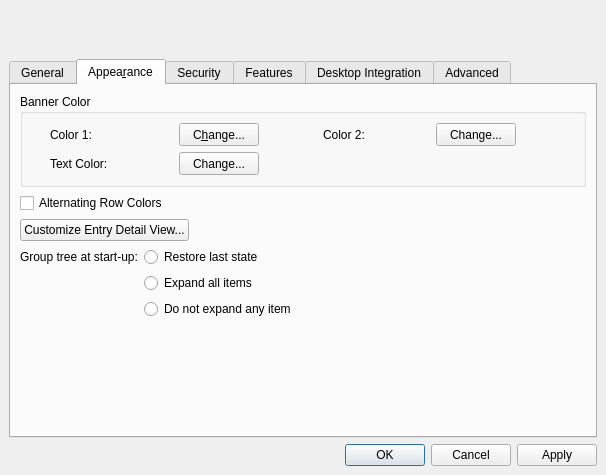
The window that src/forms/SettingsDlg.ui (thooge/keepassx1) describes before a commit, drawn with Qt 5.
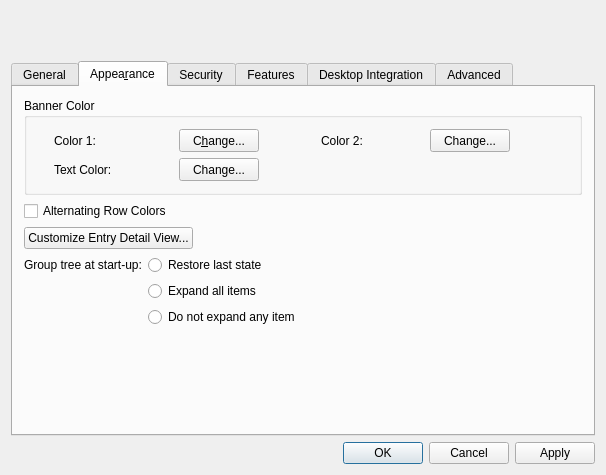
The same window after the commit. The open tabs and pages were chosen to show the change. Icons and pictures are not drawn. Custom widgets are drawn as their Qt base class.

Patch:
```diff
--- a/src/forms/SettingsDlg.ui
+++ b/src/forms/SettingsDlg.ui
@@ -19,18 +19,6 @@
    <property name="spacing" >
     <number>6</number>
    </property>
-   <property name="leftMargin" >
-    <number>9</number>
-   </property>
-   <property name="topMargin" >
-    <number>9</number>
-   </property>
-   <property name="rightMargin" >
-    <number>9</number>
-   </property>
-   <property name="bottomMargin" >
-    <number>9</number>
-   </property>
    <item>
     <spacer>
      <property name="orientation" >
@@ -336,18 +324,6 @@
        <property name="spacing" >
         <number>6</number>
        </property>
-       <property name="leftMargin" >
-        <number>9</number>
-       </property>
-       <property name="topMargin" >
-        <number>9</number>
-       </property>
-       <property name="rightMargin" >
-        <number>9</number>
-       </property>
-       <property name="bottomMargin" >
-        <number>9</number>
-       </property>
        <item>
         <widget class="QGroupBox" name="groupBox1" >
          <property name="title" >
@@ -357,32 +333,8 @@
           <property name="spacing" >
            <number>6</number>
           </property>
-          <property name="leftMargin" >
-           <number>9</number>
-          </property>
-          <property name="topMargin" >
-           <number>9</number>
-          </property>
-          <property name="rightMargin" >
-           <number>9</number>
-          </property>
-          <property name="bottomMargin" >
-           <number>9</number>
-          </property>
           <item>
            <layout class="QGridLayout" >
-            <property name="leftMargin" >
-             <number>0</number>
-            </property>
-            <property name="topMargin" >
-             <number>0</number>
-            </property>
-            <property name="rightMargin" >
-             <number>0</number>
-            </property>
-            <property name="bottomMargin" >
-             <number>0</number>
-            </property>
             <property name="horizontalSpacing" >
              <number>6</number>
             </property>
@@ -636,18 +588,6 @@
          <property name="spacing" >
           <number>6</number>
          </property>
-         <property name="leftMargin" >
-          <number>0</number>
-         </property>
-         <property name="topMargin" >
-          <number>0</number>
-         </property>
-         <property name="rightMargin" >
-          <number>0</number>
-         </property>
-         <property name="bottomMargin" >
-          <number>0</number>
-         </property>
          <item>
           <widget class="QPushButton" name="Button_CustomizeEntryDetails" >
            <property name="text" >
@@ -674,18 +614,6 @@
         <layout class="QHBoxLayout" >
          <item>
           <layout class="QGridLayout" >
-           <property name="leftMargin" >
-            <number>0</number>
-           </property>
-           <property name="topMargin" >
-            <number>0</number>
-           </property>
-           <property name="rightMargin" >
-            <number>0</number>
-           </property>
-           <property name="bottomMargin" >
-            <number>0</number>
-           </property>
            <property name="horizontalSpacing" >
             <number>6</number>
            </property>
```
Left out of the diff: 108 changed lines with no effect on the pictures.
